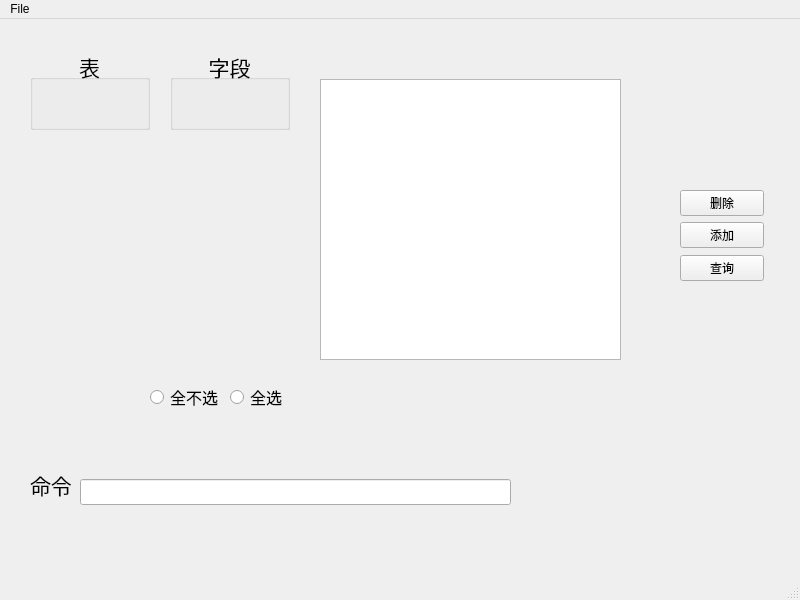
This is ui_src/sqlite_main_window.ui in akira4O4/PyQt5_Face_Recognition as Qt 5 draws it before an edit. The edited form follows.
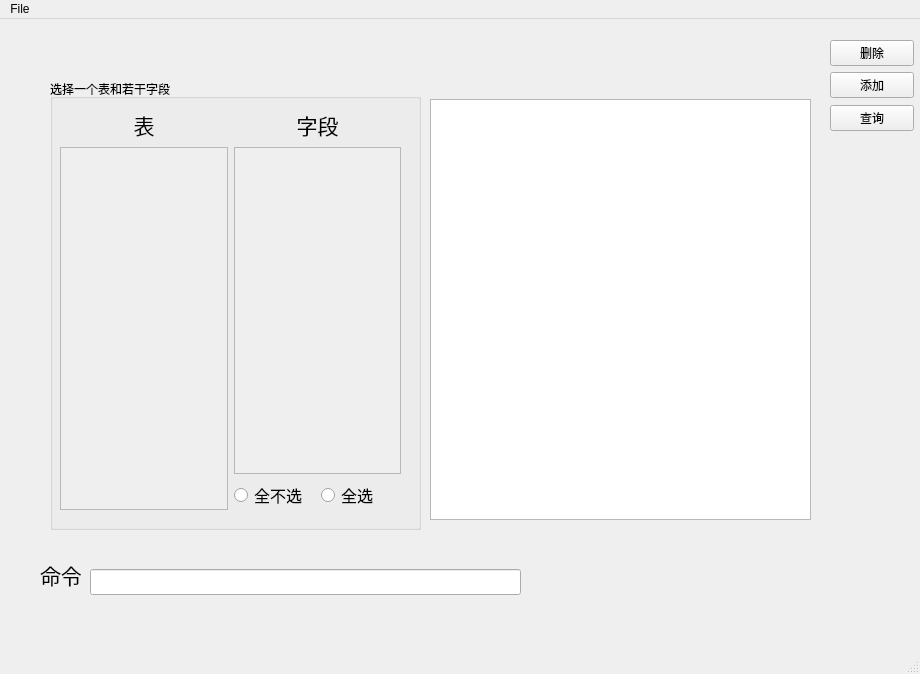
This is the edited form.

Diff of the .ui file:
```diff
--- a/ui_src/sqlite_main_window.ui
+++ b/ui_src/sqlite_main_window.ui
@@ -6,64 +6,19 @@
    <rect>
     <x>0</x>
     <y>0</y>
-    <width>800</width>
-    <height>600</height>
+    <width>920</width>
+    <height>674</height>
    </rect>
   </property>
   <property name="windowTitle">
    <string>Sqlite Main Window</string>
   </property>
   <widget class="QWidget" name="centralwidget">
-   <widget class="QGroupBox" name="groupBox_table">
-    <property name="geometry">
-     <rect>
-      <x>30</x>
-      <y>30</y>
-      <width>120</width>
-      <height>81</height>
-     </rect>
-    </property>
-    <property name="font">
-     <font>
-      <pointsize>16</pointsize>
-     </font>
-    </property>
-    <property name="title">
-     <string>表</string>
-    </property>
-    <property name="alignment">
-     <set>Qt::AlignCenter</set>
-    </property>
-    <property name="checkable">
-     <bool>false</bool>
-    </property>
-   </widget>
-   <widget class="QGroupBox" name="groupBox_field">
-    <property name="geometry">
-     <rect>
-      <x>170</x>
-      <y>30</y>
-      <width>120</width>
-      <height>81</height>
-     </rect>
-    </property>
-    <property name="font">
-     <font>
-      <pointsize>16</pointsize>
-     </font>
-    </property>
-    <property name="title">
-     <string>字段</string>
-    </property>
-    <property name="alignment">
-     <set>Qt::AlignCenter</set>
-    </property>
-   </widget>
    <widget class="QLabel" name="label">
     <property name="geometry">
      <rect>
-      <x>30</x>
-      <y>450</y>
+      <x>40</x>
+      <y>540</y>
       <width>55</width>
       <height>31</height>
      </rect>
@@ -80,8 +35,8 @@
    <widget class="QLineEdit" name="lineEdit">
     <property name="geometry">
      <rect>
-      <x>80</x>
-      <y>460</y>
+      <x>90</x>
+      <y>550</y>
       <width>431</width>
       <height>26</height>
      </rect>
@@ -90,22 +45,106 @@
    <widget class="QTableView" name="tableView_content">
     <property name="geometry">
      <rect>
-      <x>320</x>
+      <x>430</x>
+      <y>80</y>
+      <width>381</width>
+      <height>421</height>
+     </rect>
+    </property>
+   </widget>
+   <widget class="QGroupBox" name="groupBox_table_field">
+    <property name="geometry">
+     <rect>
+      <x>50</x>
       <y>60</y>
-      <width>301</width>
-      <height>281</height>
+      <width>371</width>
+      <height>451</height>
      </rect>
     </property>
-   </widget>
-   <widget class="QWidget" name="">
+    <property name="title">
+     <string>选择一个表和若干字段</string>
+    </property>
+    <widget class="QWidget" name="layoutWidget">
+     <property name="geometry">
+      <rect>
+       <x>10</x>
+       <y>30</y>
+       <width>341</width>
+       <height>401</height>
+      </rect>
+     </property>
+     <layout class="QHBoxLayout" name="horizontalLayout_2">
+      <item>
+       <layout class="QVBoxLayout" name="verticalLayout_4">
+        <item>
+         <widget class="QLabel" name="label_table">
+          <property name="font">
+           <font>
+            <pointsize>16</pointsize>
+           </font>
+          </property>
+          <property name="text">
+           <string>表</string>
+          </property>
+          <property name="alignment">
+           <set>Qt::AlignCenter</set>
+          </property>
+         </widget>
+        </item>
+        <item>
+         <widget class="QScrollArea" name="scrollArea_table">
+          <property name="widgetResizable">
+           <bool>true</bool>
+          </property>
+          <widget class="QWidget" name="scrollAreaWidgetContents">
     <property name="geometry">
      <rect>
-      <x>150</x>
-      <y>360</y>
-      <width>153</width>
-      <height>37</height>
-     </rect>
-    </property>
+             <x>0</x>
+             <y>0</y>
+             <width>163</width>
+             <height>357</height>
+            </rect>
+           </property>
+          </widget>
+         </widget>
+        </item>
+       </layout>
+      </item>
+      <item>
+       <layout class="QVBoxLayout" name="verticalLayout_3">
+        <item>
+         <widget class="QLabel" name="label_field">
+          <property name="font">
+           <font>
+            <pointsize>16</pointsize>
+           </font>
+          </property>
+          <property name="text">
+           <string>字段</string>
+          </property>
+          <property name="alignment">
+           <set>Qt::AlignCenter</set>
+          </property>
+         </widget>
+        </item>
+        <item>
+         <widget class="QScrollArea" name="scrollArea_field">
+          <property name="widgetResizable">
+           <bool>true</bool>
+          </property>
+          <widget class="QWidget" name="scrollAreaWidgetContents_2">
+           <property name="geometry">
+            <rect>
+             <x>0</x>
+             <y>0</y>
+             <width>162</width>
+             <height>319</height>
+            </rect>
+           </property>
+          </widget>
+         </widget>
+        </item>
+        <item>
     <layout class="QHBoxLayout" name="horizontalLayout">
      <item>
       <widget class="QRadioButton" name="radioButton_2">
@@ -132,12 +171,17 @@
       </widget>
      </item>
     </layout>
-   </widget>
-   <widget class="QWidget" name="">
+        </item>
+       </layout>
+      </item>
+     </layout>
+    </widget>
+   </widget>
+   <widget class="QWidget" name="layoutWidget">
     <property name="geometry">
      <rect>
-      <x>680</x>
-      <y>170</y>
+      <x>830</x>
+      <y>20</y>
       <width>84</width>
       <height>94</height>
      </rect>
@@ -176,7 +220,7 @@
     <rect>
      <x>0</x>
      <y>0</y>
-     <width>800</width>
+     <width>920</width>
      <height>23</height>
     </rect>
    </property>
```
Lines whose indentation alone changed are shown as unchanged.
